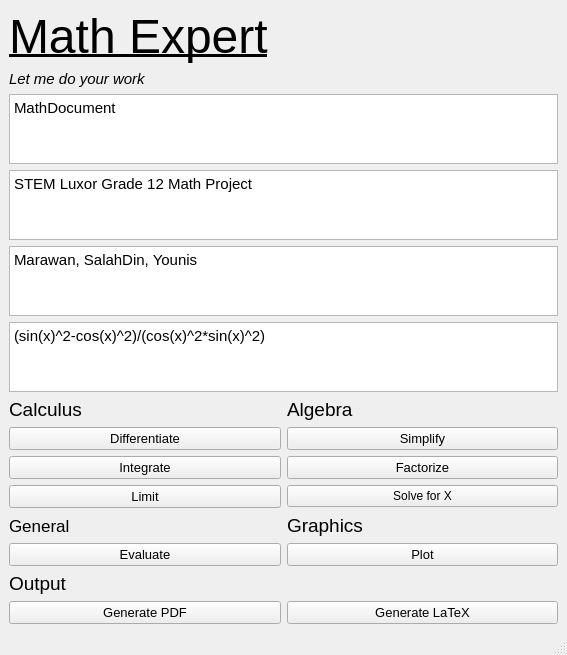
Before: the Qt Designer form pyuic5/main.ui in salastro/math-expert, drawn with Qt 5.
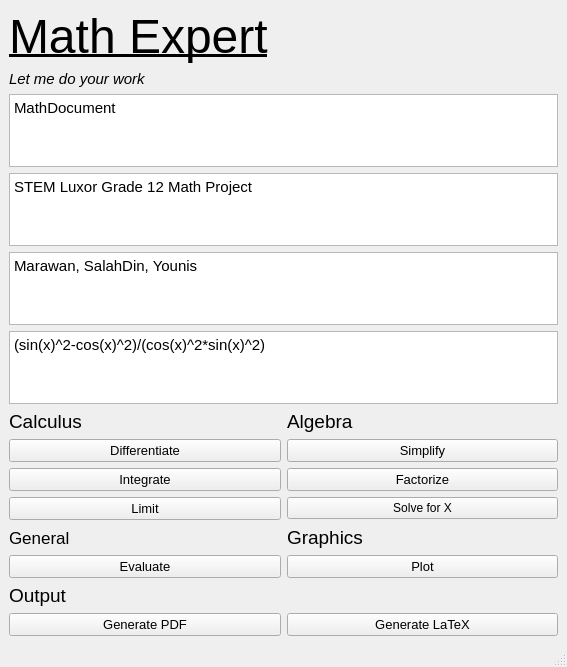
After: the same form once the commit is applied. Icons and pictures are not drawn.

Commit message: UI: add logo to status bar

The edit to the form file:
```diff
--- a/pyuic5/main.ui
+++ b/pyuic5/main.ui
@@ -7,12 +7,19 @@
     <x>0</x>
     <y>0</y>
     <width>567</width>
-    <height>638</height>
+    <height>667</height>
    </rect>
   </property>
   <property name="windowTitle">
    <string>Math Expert</string>
   </property>
+  <property name="windowIcon">
+   <iconset>
+    <normaloff>../media/logo2.jpeg</normaloff>../media/logo2.jpeg</iconset>
+  </property>
+  <property name="autoFillBackground">
+   <bool>false</bool>
+  </property>
   <widget class="QWidget" name="centralwidget">
    <layout class="QGridLayout" name="gridLayout">
     <item row="16" column="0">
```
Left out of the diff: 358 changed lines with no effect on the pictures. The commit also changes 1 other file.
